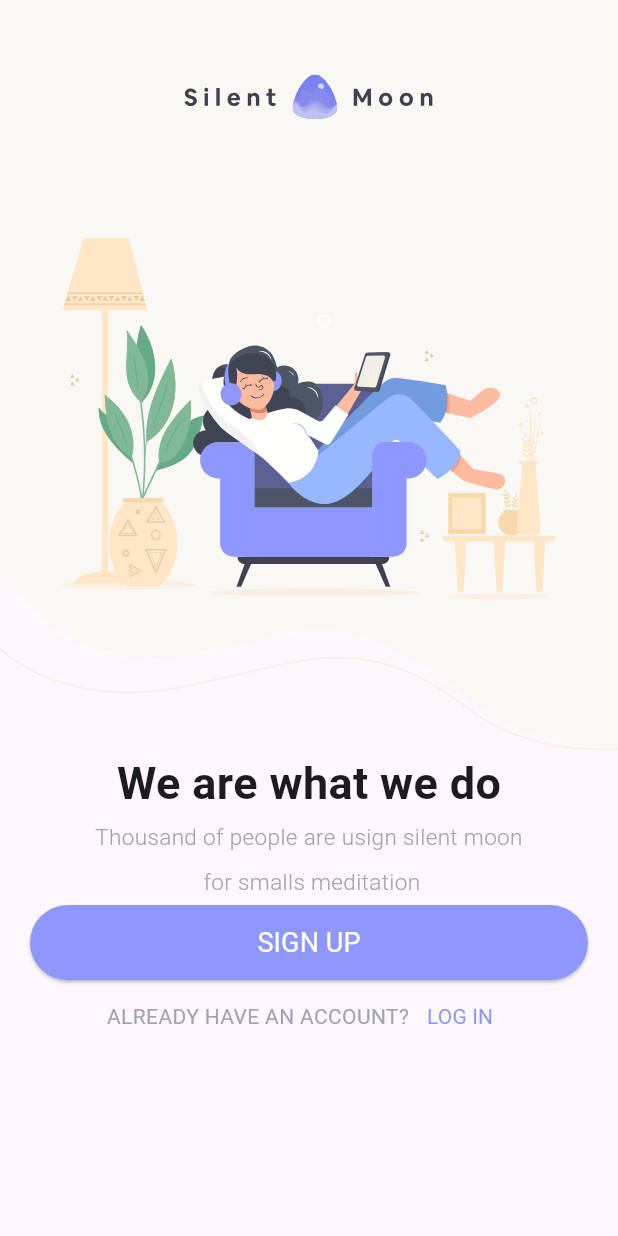
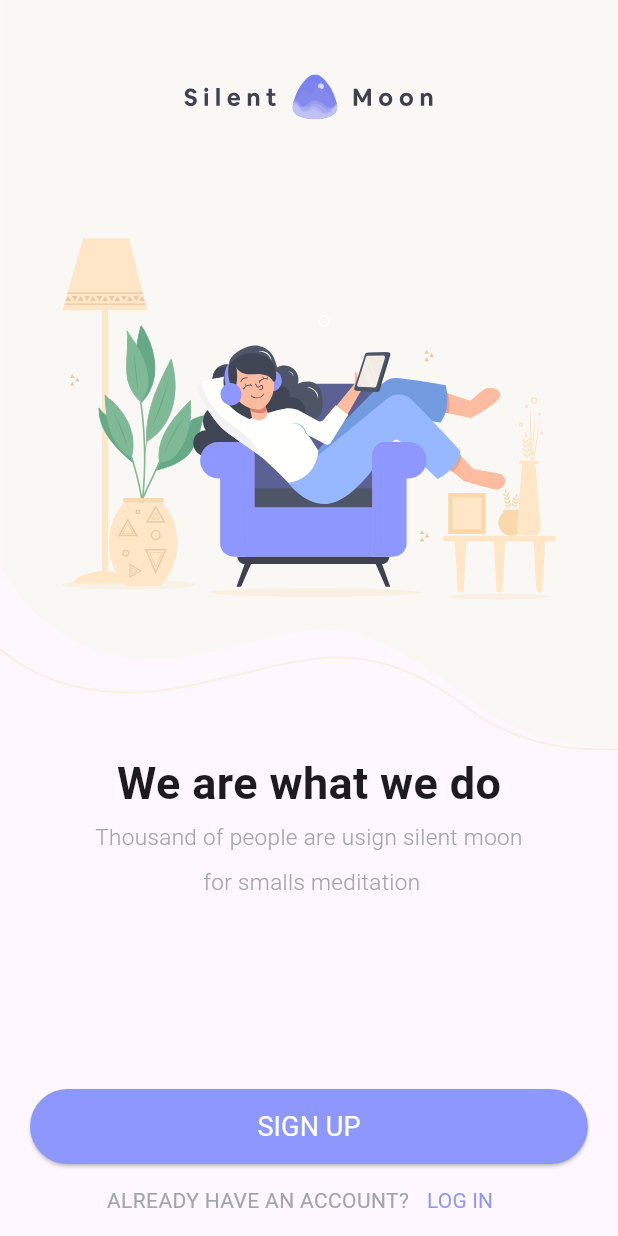
Before and after one commit to hanh2fpts/meditation_app, a Flutter app: the screen it shows after launch, on a phone screen of 412 x 824 dp. Run offline on Flutter 3.47's test engine with Material 2 defaults, Android fonts, the phone set to English and light mode, and no system bars; our stand-ins replace device_preview, flutter_svg, go_router.

Commit message:
update code

```diff
--- a/lib/presentation/login/login.dart
+++ b/lib/presentation/login/login.dart
@@ -1,5 +1,7 @@
 import 'package:flutter/material.dart';
 import 'package:flutter_svg/flutter_svg.dart';
+import 'package:go_router/go_router.dart';
+import 'package:meditation_app/routes.dart';
 import 'package:meditation_app/utils/color_constant.dart';
 
 class LoginPage extends StatelessWidget {
@@ -8,7 +10,8 @@ class LoginPage extends StatelessWidget {
   @override
   Widget build(BuildContext context) {
     return Scaffold(
-      body: Column(crossAxisAlignment: CrossAxisAlignment.center, children: [
+      body: Stack(children: [
+        Column(crossAxisAlignment: CrossAxisAlignment.center, children: [
           SvgPicture.asset(
             'assets/icons/logo_login.svg',
             width: MediaQuery.of(context).size.width,
@@ -23,13 +26,28 @@ class LoginPage extends StatelessWidget {
             style: TextStyle(
                 color: Color(0xFFA1A4B2), fontSize: 15, height: 2.0, fontFamily: 'Roboto_Light'),
           ),
+        ]),
+        const Positioned.fill(bottom: 0, child: MyBottomWidget())
+      ]),
+    );
+  }
+}
+
+class MyBottomWidget extends StatelessWidget {
+  const MyBottomWidget({super.key});
+
+  @override
+  Widget build(BuildContext context) {
+    return Column(
+      mainAxisAlignment: MainAxisAlignment.end,
+      children: [
         SizedBox(
           height: 50,
           width: MediaQuery.of(context).size.width - 40,
           child: ElevatedButton(
               style: ButtonStyle(
                   backgroundColor: MaterialStateProperty.all(colorContant.primaryColor)),
-              onPressed: () => print(''),
+              onPressed: () => GoRouter.of(context).goNamed(RouteName.signUp),
               child: const Text(
                 'SIGN UP',
                 style: TextStyle(color: Colors.white, fontSize: 18),
@@ -51,7 +69,7 @@ class LoginPage extends StatelessWidget {
                 ))
           ],
         )
-      ]),
+      ],
     );
   }
 }
--- a/lib/routes.dart
+++ b/lib/routes.dart
@@ -1,24 +1,40 @@
 import 'package:flutter/material.dart';
 import 'package:go_router/go_router.dart';
 import 'package:meditation_app/presentation/login/login.dart';
+import 'package:meditation_app/presentation/login/sign_in.dart';
+import 'package:meditation_app/presentation/login/sign_up.dart';
 import 'package:meditation_app/presentation/topic/topic_page.dart';
 import 'package:meditation_app/presentation/welcome/welcome.dart';
 
 final router = GoRouter(
   routes: [
     GoRoute(
-        name: RouteName.welcomePage,
+        name: RouteName.logIn,
         path: '/',
         builder: (context, state) => const LoginPage(),
         routes: [
           GoRoute(
+            name: RouteName.welcomePage,
+            path: 'welcomePage',
+            pageBuilder: (context, state) {
+              return customTransitionPage(page: const WelcomePage(), state: state);
+            },
+          ),
+          GoRoute(
             name: RouteName.topicPage,
             path: 'topicPage',
+            pageBuilder: (context, state) {
+              return customTransitionPage(page: const TopicPage(), state: state);
+            },
+          ),
+          GoRoute(
+            name: RouteName.signUp,
+            path: 'signUp',
             pageBuilder: (context, state) {
               return CustomTransitionPage(
                 transitionDuration: const Duration(milliseconds: 500),
                 key: state.pageKey,
-                child: const TopicPage(),
+                child: const SignUpPage(),
                 transitionsBuilder: (context, animation, secondaryAnimation, child) {
                   return FadeTransition(
                     opacity: CurveTween(curve: Curves.bounceInOut).animate(animation),
@@ -28,6 +44,13 @@ final router = GoRouter(
               );
             },
           ),
+          GoRoute(
+            name: RouteName.signIn,
+            path: 'signIn',
+            pageBuilder: (context, state) {
+              return customTransitionPage(page: const SignInPage(), state: state);
+            },
+          ),
         ]),
   ],
 );
@@ -35,4 +58,21 @@ final router = GoRouter(
 class RouteName {
   static const String welcomePage = 'welcomePage';
   static const String topicPage = 'topicPage';
+  static const String signUp = 'signUp';
+  static const String signIn = 'signIn';
+  static const String logIn = 'logIn';
 }
+
+Page customTransitionPage({required Widget page, required GoRouterState state}) {
+  return CustomTransitionPage(
+    transitionDuration: const Duration(milliseconds: 500),
+    key: state.pageKey,
+    child: page,
+    transitionsBuilder: (context, animation, secondaryAnimation, child) {
+      return FadeTransition(
+        opacity: CurveTween(curve: Curves.bounceInOut).animate(animation),
+        child: child,
+      );
+    },
+  );
+}
```
Also changed, not shown: lib/presentation/login/sign_in.dart (added, +10 -0 lines), lib/presentation/login/sign_up.dart (added, +12 -0 lines), assets/images/sign_up_bg.svg (added). Lines whose indentation alone changed are shown as unchanged.
